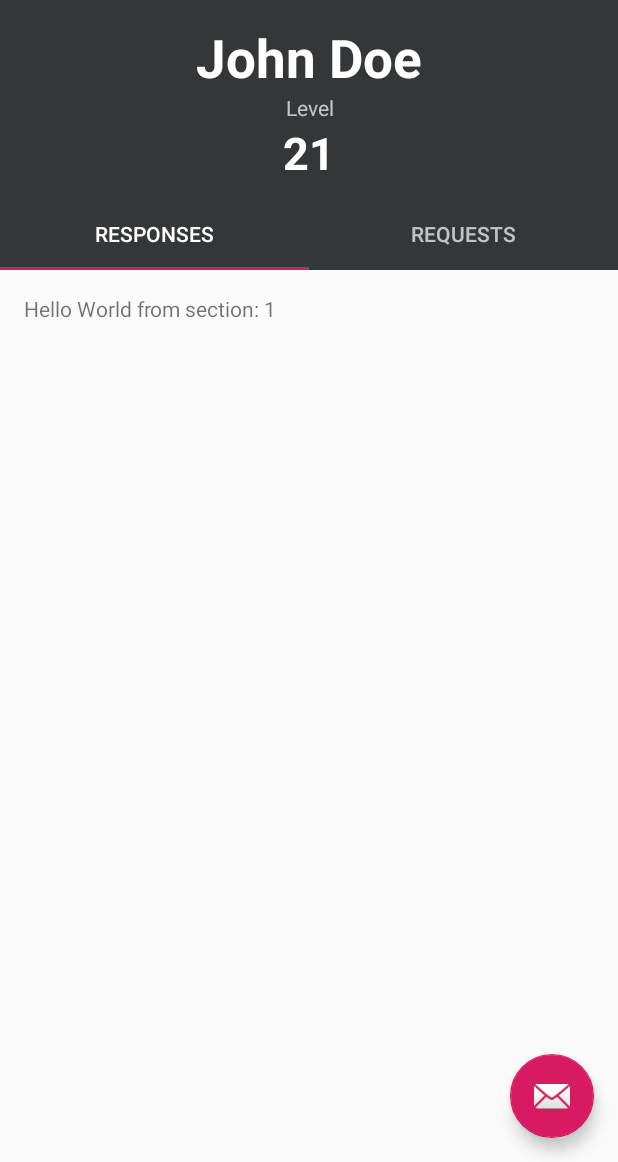
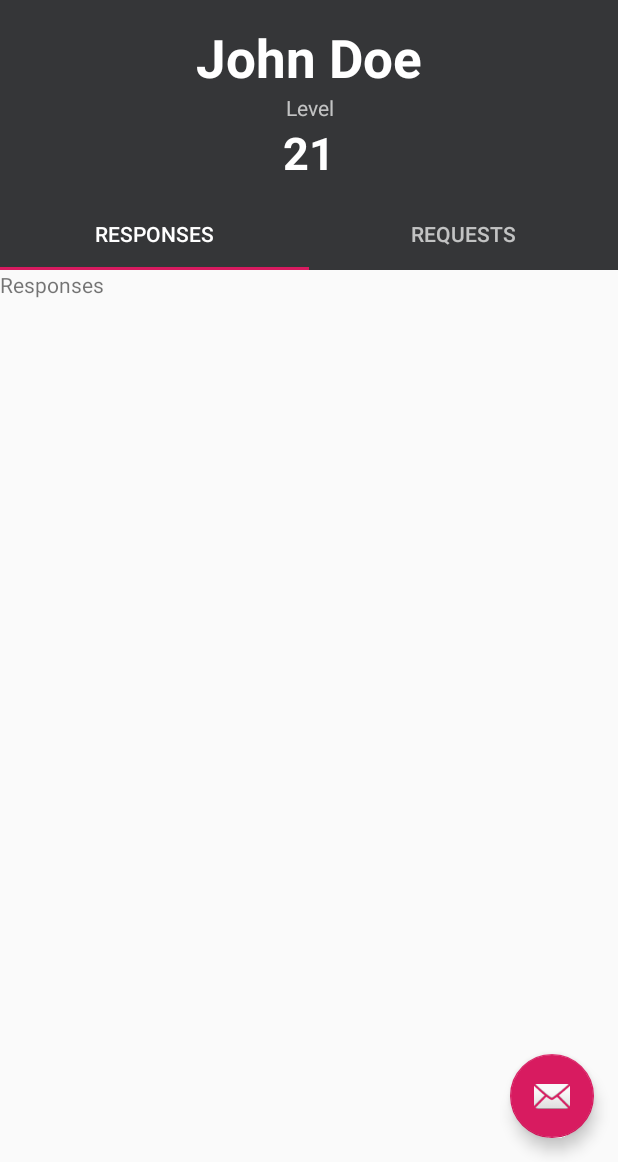
Before and after one commit to Shivamdhuria/BloodBank1, an Android app: the screen it shows after launch (Main2Activity before the commit, MainActivity after it), on a phone screen of 412 x 824 dp, the part 74-1236 px from its top. Run offline under Robolectric (Android 15) with nearby library versions, the phone set to English and light mode, and no system bars; libraries missing offline, so code that uses them is left out: com.squareup.leakcanary; 1 statement that could not run was skipped.

Commit message:
Adding fragments and leaky canary

```diff
--- a/app/build.gradle
+++ b/app/build.gradle
@@ -25,10 +25,16 @@ dependencies {
     implementation fileTree(dir: 'libs', include: ['*.jar'])
     implementation 'com.android.support:appcompat-v7:28.0.0'
     implementation 'com.android.support.constraint:constraint-layout:1.1.3'
+    implementation 'com.android.support:support-v4:28.0.0'
+    implementation 'android.arch.lifecycle:extensions:1.1.1'
     testImplementation 'junit:junit:4.12'
     androidTestImplementation 'com.android.support.test:runner:1.0.2'
     androidTestImplementation 'com.android.support.test.espresso:espresso-core:3.0.2'
 
     //Design Support
     implementation "com.android.support:design:$supportVersion"
+
+    // debugImplementation because LeakCanary should only run in debug builds.
+    debugImplementation 'com.squareup.leakcanary:leakcanary-android:1.6.3'
+    releaseImplementation 'com.squareup.leakcanary:leakcanary-android-no-op:1.6.3'
 }
--- a/app/src/main/AndroidManifest.xml
+++ b/app/src/main/AndroidManifest.xml
@@ -3,6 +3,7 @@
     package="elixer.com.bloodbank">
 
     <application
+        android:name=".App"
         android:allowBackup="true"
         android:icon="@mipmap/ic_launcher"
         android:label="@string/app_name"
@@ -10,7 +11,7 @@
         android:supportsRtl="true"
         android:theme="@style/AppTheme">
         <activity
-            android:name=".Main2Activity"
+            android:name=".MainActivity"
             android:label="@string/title_activity_main2"
             android:theme="@style/AppTheme.NoActionBar">
             <intent-filter>
--- /dev/null
+++ b/app/src/main/java/elixer/com/bloodbank/App.java
@@ -0,0 +1,24 @@
+package elixer.com.bloodbank;
+
+import android.app.Application;
+import android.content.Context;
+
+import com.squareup.leakcanary.LeakCanary;
+import com.squareup.leakcanary.RefWatcher;
+
+
+public class App extends Application {
+
+    private RefWatcher refWatcher;
+
+    public static RefWatcher getRefWatcher(Context context) {
+        App application = (App) context.getApplicationContext();
+        return application.refWatcher;
+    }
+
+    @Override
+    public void onCreate() {
+        super.onCreate();
+        refWatcher = LeakCanary.install(this);
+    }
+}
--- a/app/src/main/java/elixer/com/bloodbank/Main2Activity.java
+++ /dev/null
@@ -1,151 +0,0 @@
-package elixer.com.bloodbank;
-
-import android.support.design.widget.TabLayout;
-import android.support.design.widget.FloatingActionButton;
-import android.support.design.widget.Snackbar;
-import android.support.v7.app.AppCompatActivity;
-import android.support.v7.widget.Toolbar;
-
-import android.support.v4.app.Fragment;
-import android.support.v4.app.FragmentManager;
-import android.support.v4.app.FragmentPagerAdapter;
-import android.support.v4.view.ViewPager;
-import android.os.Bundle;
-import android.view.LayoutInflater;
-import android.view.Menu;
-import android.view.MenuItem;
-import android.view.View;
-import android.view.ViewGroup;
-
-import android.widget.TextView;
-
-public class Main2Activity extends BaseActivity {
-
-    /**
-     * The {@link android.support.v4.view.PagerAdapter} that will provide
-     * fragments for each of the sections. We use a
-     * {@link FragmentPagerAdapter} derivative, which will keep every
-     * loaded fragment in memory. If this becomes too memory intensive, it
-     * may be best to switch to a
-     * {@link android.support.v4.app.FragmentStatePagerAdapter}.
-     */
-    private SectionsPagerAdapter mSectionsPagerAdapter;
-
-    /**
-     * The {@link ViewPager} that will host the section contents.
-     */
-    private ViewPager mViewPager;
-
-    @Override
-    protected void onCreate(Bundle savedInstanceState) {
-        super.onCreate(savedInstanceState);
-        setContentView(R.layout.activity_main2);
-
-        Toolbar toolbar = (Toolbar) findViewById(R.id.toolbar);
-        setSupportActionBar(toolbar);
-        // Create the adapter that will return a fragment for each of the
-        // primary sections of the activity.
-        mSectionsPagerAdapter = new SectionsPagerAdapter(getSupportFragmentManager());
-
-        // Set up the ViewPager with the sections adapter.
-        mViewPager = (ViewPager) findViewById(R.id.container);
-        mViewPager.setAdapter(mSectionsPagerAdapter);
-
-        TabLayout tabLayout = (TabLayout) findViewById(R.id.tabs);
-
-        mViewPager.addOnPageChangeListener(new TabLayout.TabLayoutOnPageChangeListener(tabLayout));
-        tabLayout.addOnTabSelectedListener(new TabLayout.ViewPagerOnTabSelectedListener(mViewPager));
-
-        FloatingActionButton fab = (FloatingActionButton) findViewById(R.id.fab);
-        fab.setOnClickListener(new View.OnClickListener() {
-            @Override
-            public void onClick(View view) {
-                Snackbar.make(view, "Replace with your own action", Snackbar.LENGTH_LONG)
-                        .setAction("Action", null).show();
-            }
-        });
-
-    }
-
-
-    @Override
-    public boolean onCreateOptionsMenu(Menu menu) {
-        // Inflate the menu; this adds items to the action bar if it is present.
-        getMenuInflater().inflate(R.menu.menu_main2, menu);
-        return true;
-    }
-
-    @Override
-    public boolean onOptionsItemSelected(MenuItem item) {
-        // Handle action bar item clicks here. The action bar will
-        // automatically handle clicks on the Home/Up button, so long
-        // as you specify a parent activity in AndroidManifest.xml.
-        int id = item.getItemId();
-
-        //noinspection SimplifiableIfStatement
-        if (id == R.id.action_settings) {
-            return true;
-        }
-
-        return super.onOptionsItemSelected(item);
-    }
-
-    /**
-     * A placeholder fragment containing a simple view.
-     */
-    public static class PlaceholderFragment extends Fragment {
-        /**
-         * The fragment argument representing the section number for this
-         * fragment.
-         */
-        private static final String ARG_SECTION_NUMBER = "section_number";
-
-        public PlaceholderFragment() {
-        }
-
-        /**
-         * Returns a new instance of this fragment for the given section
-         * number.
-         */
-        public static PlaceholderFragment newInstance(int sectionNumber) {
-            PlaceholderFragment fragment = new PlaceholderFragment();
-            Bundle args = new Bundle();
-            args.putInt(ARG_SECTION_NUMBER, sectionNumber);
-            fragment.setArguments(args);
-            return fragment;
-        }
-
-        @Override
-        public View onCreateView(LayoutInflater inflater, ViewGroup container,
-                                 Bundle savedInstanceState) {
-            View rootView = inflater.inflate(R.layout.fragment_main2, container, false);
-            TextView textView = (TextView) rootView.findViewById(R.id.section_label);
-            textView.setText(getString(R.string.section_format, getArguments().getInt(ARG_SECTION_NUMBER)));
-            return rootView;
-        }
-    }
-
-    /**
-     * A {@link FragmentPagerAdapter} that returns a fragment corresponding to
-     * one of the sections/tabs/pages.
-     */
-    public class SectionsPagerAdapter extends FragmentPagerAdapter {
-
-        public SectionsPagerAdapter(FragmentManager fm) {
-            super(fm);
-        }
-
-        @Override
-        public Fragment getItem(int position) {
-            // getItem is called to instantiate the fragment for the given page.
-            // Return a PlaceholderFragment (defined as a static inner class below).
-            return PlaceholderFragment.newInstance(position + 1);
-        }
-
-        @Override
-        public int getCount() {
-            // Show 3 total pages.
-            return 2;
-        }
-    }
-}
--- /dev/null
+++ b/app/src/main/java/elixer/com/bloodbank/MainActivity.java
@@ -0,0 +1,83 @@
+package elixer.com.bloodbank;
+
+import android.support.design.widget.TabLayout;
+import android.support.design.widget.FloatingActionButton;
+import android.support.design.widget.Snackbar;
+import android.support.v7.widget.Toolbar;
+
+import android.support.v4.view.ViewPager;
+import android.os.Bundle;
+import android.view.Menu;
+import android.view.MenuItem;
+import android.view.View;
+
+import elixer.com.bloodbank.adapters.SectionsPageAdapter;
+import elixer.com.bloodbank.ui.requests.RequestsFragment;
+import elixer.com.bloodbank.ui.reponses.ResponsesFragment;
+
+public class MainActivity extends BaseActivity {
+
+
+
+    private SectionsPageAdapter mSectionsPageAdapter;
+
+    /**
+     * The {@link ViewPager} that will host the section contents.
+     */
+    private ViewPager mViewPager;
+
+    @Override
+    protected void onCreate(Bundle savedInstanceState) {
+        super.onCreate(savedInstanceState);
+        setContentView(R.layout.activity_main);
+
+        Toolbar toolbar = (Toolbar) findViewById(R.id.toolbar);
+        setSupportActionBar(toolbar);
+        mSectionsPageAdapter = new SectionsPageAdapter(getSupportFragmentManager());
+
+        // Set up the ViewPager with the sections adapter.
+        mViewPager = (ViewPager) findViewById(R.id.container);
+        setupViewPager(mViewPager);
+
+        TabLayout tabLayout = (TabLayout) findViewById(R.id.tabs);
+
+        mViewPager.addOnPageChangeListener(new TabLayout.TabLayoutOnPageChangeListener(tabLayout));
+        tabLayout.addOnTabSelectedListener(new TabLayout.ViewPagerOnTabSelectedListener(mViewPager));
+
+        FloatingActionButton fab = (FloatingActionButton) findViewById(R.id.fab);
+        fab.setOnClickListener(new View.OnClickListener() {
+            @Override
+            public void onClick(View view) {
+                Snackbar.make(view, "Replace with your own action", Snackbar.LENGTH_LONG)
+                        .setAction("Action", null).show();
+            }
+        });
+
+    }
+
+
+    @Override
+    public boolean onCreateOptionsMenu(Menu menu) {
+        // Inflate the menu; this adds items to the action bar if it is present.
+        getMenuInflater().inflate(R.menu.menu_main2, menu);
+        return true;
+    }
+
+    @Override
+    public boolean onOptionsItemSelected(MenuItem item) {
+        int id = item.getItemId();
+
+        if (id == R.id.action_settings) {
+            return true;
+        }
+        return super.onOptionsItemSelected(item);
+    }
+
+
+    private void setupViewPager(ViewPager viewPager){
+        mSectionsPageAdapter.addFragment(new ResponsesFragment(),"Response");
+        mSectionsPageAdapter.addFragment(new RequestsFragment(),"Requests");
+        viewPager.setAdapter(mSectionsPageAdapter);
+    }
+
+}
--- /dev/null
+++ b/app/src/main/java/elixer/com/bloodbank/adapters/SectionsPageAdapter.java
@@ -0,0 +1,38 @@
+package elixer.com.bloodbank.adapters;
+
+import android.support.v4.app.Fragment;
+import android.support.v4.app.FragmentManager;
+import android.support.v4.app.FragmentPagerAdapter;
+
+import java.util.ArrayList;
+import java.util.List;
+
+public class SectionsPageAdapter extends FragmentPagerAdapter {
+
+
+    private final List<Fragment> mFragmentList = new ArrayList<>();
+    private final List<String> mFragmentTitleList = new ArrayList<>();
+
+    public SectionsPageAdapter(FragmentManager fm) {
+
+
+        super(fm);
+    }
+    public void addFragment(Fragment fragment, String title){
+        mFragmentList.add(fragment);
+        mFragmentTitleList.add(title);
+
+    }
+    @Override
+    public Fragment getItem(int position) {
+        // getItem is called to instantiate the fragment for the given page.
+        return mFragmentList.get(position);
+    }
+
+
+
+    @Override
+    public int getCount() {
+        return mFragmentList.size();
+    }
+}
--- /dev/null
+++ b/app/src/main/java/elixer/com/bloodbank/ui/reponses/ResponsesFragment.java
@@ -0,0 +1,35 @@
+package elixer.com.bloodbank.ui.reponses;
+
+import android.arch.lifecycle.ViewModelProviders;
+import android.os.Bundle;
+import android.support.annotation.NonNull;
+import android.support.annotation.Nullable;
+import android.support.v4.app.Fragment;
+import android.view.LayoutInflater;
+import android.view.View;
+import android.view.ViewGroup;
+
+import elixer.com.bloodbank.R;
+
+public class ResponsesFragment extends Fragment {
+
+    private ResponsesViewModel mViewModel;
+
+    public static ResponsesFragment newInstance() {
+        return new ResponsesFragment();
+    }
+
+    @Override
+    public View onCreateView(@NonNull LayoutInflater inflater, @Nullable ViewGroup container,
+                             @Nullable Bundle savedInstanceState) {
+        return inflater.inflate(R.layout.responses_fragment, container, false);
+    }
+
+    @Override
+    public void onActivityCreated(@Nullable Bundle savedInstanceState) {
+        super.onActivityCreated(savedInstanceState);
+        mViewModel = ViewModelProviders.of(this).get(ResponsesViewModel.class);
+        // TODO: Use the ViewModel
+    }
+
+}
--- /dev/null
+++ b/app/src/main/java/elixer/com/bloodbank/ui/reponses/ResponsesViewModel.java
@@ -0,0 +1,7 @@
+package elixer.com.bloodbank.ui.reponses;
+
+import android.arch.lifecycle.ViewModel;
+
+public class ResponsesViewModel extends ViewModel {
+    // TODO: Implement the ViewModel
+}
--- /dev/null
+++ b/app/src/main/java/elixer/com/bloodbank/ui/requests/RequestsFragment.java
@@ -0,0 +1,35 @@
+package elixer.com.bloodbank.ui.requests;
+
+import android.arch.lifecycle.ViewModelProviders;
+import android.os.Bundle;
+import android.support.annotation.NonNull;
+import android.support.annotation.Nullable;
+import android.support.v4.app.Fragment;
+import android.view.LayoutInflater;
+import android.view.View;
+import android.view.ViewGroup;
+
+import elixer.com.bloodbank.R;
+
+public class RequestsFragment extends Fragment {
+
+    private RequestsViewModel mViewModel;
+
+    public static RequestsFragment newInstance() {
+        return new RequestsFragment();
+    }
+
+    @Override
+    public View onCreateView(@NonNull LayoutInflater inflater, @Nullable ViewGroup container,
+                             @Nullable Bundle savedInstanceState) {
+        return inflater.inflate(R.layout.requests_fragment, container, false);
+    }
+
+    @Override
+    public void onActivityCreated(@Nullable Bundle savedInstanceState) {
+        super.onActivityCreated(savedInstanceState);
+        mViewModel = ViewModelProviders.of(this).get(RequestsViewModel.class);
+        // TODO: Use the ViewModel
+    }
+
+}
--- /dev/null
+++ b/app/src/main/java/elixer/com/bloodbank/ui/requests/RequestsViewModel.java
@@ -0,0 +1,7 @@
+package elixer.com.bloodbank.ui.requests;
+
+import android.arch.lifecycle.ViewModel;
+
+public class RequestsViewModel extends ViewModel {
+    // TODO: Implement the ViewModel
+}
--- a/app/src/main/res/layout/activity_main2.xml
+++ b/app/src/main/res/layout/activity_main.xml
@@ -6,7 +6,7 @@
     android:layout_width="match_parent"
     android:layout_height="match_parent"
     android:fitsSystemWindows="true"
-    tools:context=".Main2Activity">
+    tools:context=".MainActivity">
 
     <android.support.design.widget.AppBarLayout
         android:id="@+id/appbar"
--- a/app/src/main/res/layout/fragment_main2.xml
+++ /dev/null
@@ -1,23 +0,0 @@
-<?xml version="1.0" encoding="utf-8"?>
-<android.support.constraint.ConstraintLayout xmlns:android="http://schemas.android.com/apk/res/android"
-    xmlns:app="http://schemas.android.com/apk/res-auto"
-    xmlns:tools="http://schemas.android.com/tools"
-    android:id="@+id/constraintLayout"
-    android:layout_width="match_parent"
-    android:layout_height="match_parent"
-    tools:context=".Main2Activity$PlaceholderFragment">
-
-    <TextView
-        android:id="@+id/section_label"
-        android:layout_width="wrap_content"
-        android:layout_height="wrap_content"
-        android:layout_marginStart="@dimen/activity_horizontal_margin"
-        android:layout_marginTop="@dimen/activity_vertical_margin"
-        android:layout_marginEnd="@dimen/activity_horizontal_margin"
-        android:layout_marginBottom="@dimen/activity_vertical_margin"
-        app:layout_constraintLeft_toLeftOf="parent"
-        app:layout_constraintTop_toTopOf="@+id/constraintLayout"
-        tools:layout_constraintLeft_creator="1"
-        tools:layout_constraintTop_creator="1" />
-
-</android.support.constraint.ConstraintLayout>
--- /dev/null
+++ b/app/src/main/res/layout/requests_fragment.xml
@@ -0,0 +1,13 @@
+<?xml version="1.0" encoding="utf-8"?>
+<FrameLayout xmlns:android="http://schemas.android.com/apk/res/android"
+    xmlns:tools="http://schemas.android.com/tools"
+    android:layout_width="match_parent"
+    android:layout_height="match_parent"
+    tools:context=".ui.requests.RequestsFragment">
+
+    <TextView
+        android:layout_width="match_parent"
+        android:layout_height="match_parent"
+        android:text="Requests" />
+
+</FrameLayout>
--- /dev/null
+++ b/app/src/main/res/layout/responses_fragment.xml
@@ -0,0 +1,13 @@
+<?xml version="1.0" encoding="utf-8"?>
+<FrameLayout xmlns:android="http://schemas.android.com/apk/res/android"
+    xmlns:tools="http://schemas.android.com/tools"
+    android:layout_width="match_parent"
+    android:layout_height="match_parent"
+    tools:context=".ui.reponses.ResponsesFragment">
+
+    <TextView
+        android:layout_width="match_parent"
+        android:layout_height="match_parent"
+        android:text="Responses" />
+
+</FrameLayout>
--- a/app/src/main/res/menu/menu_main2.xml
+++ b/app/src/main/res/menu/menu_main2.xml
@@ -1,7 +1,7 @@
 <menu xmlns:android="http://schemas.android.com/apk/res/android"
     xmlns:app="http://schemas.android.com/apk/res-auto"
     xmlns:tools="http://schemas.android.com/tools"
-    tools:context="elixer.com.bloodbank.Main2Activity">
+    tools:context="elixer.com.bloodbank.MainActivity">
     <item
         android:id="@+id/action_settings"
         android:orderInCategory="100"
```
